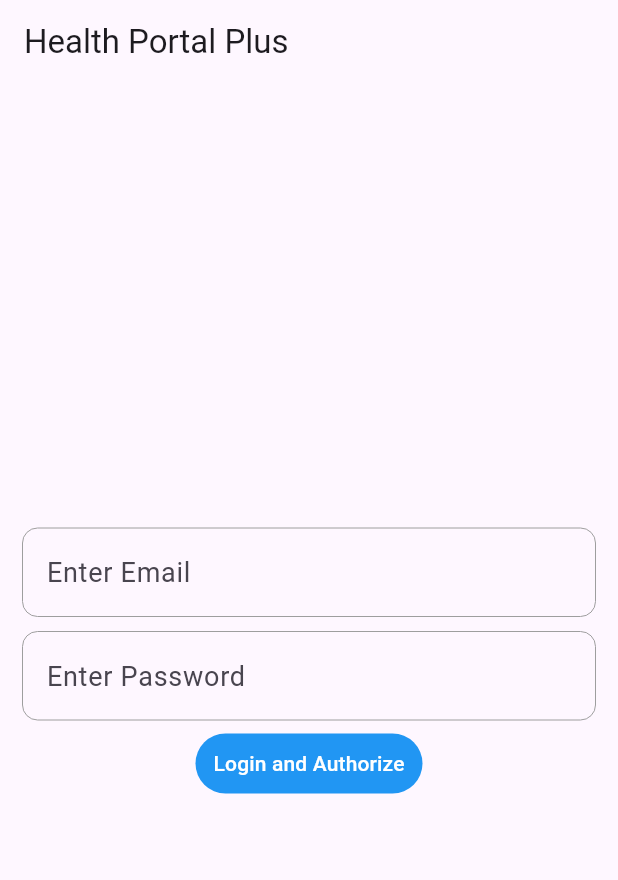
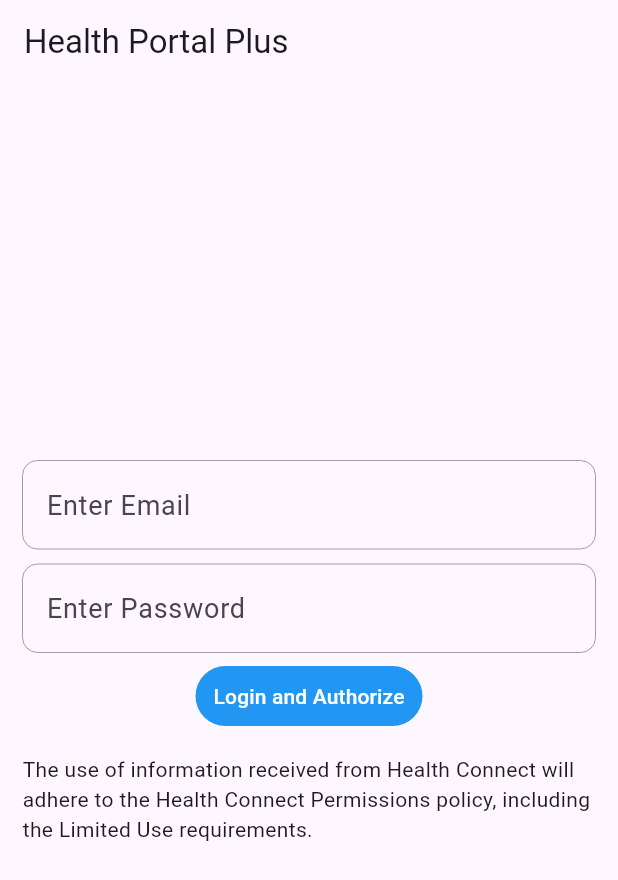
Before and after one commit to Abhi9454/health_flutter_wearos, a Flutter app: the screen it shows after launch, on a phone screen of 412 x 824 dp. Shown: the top 880 px of the screen. Run offline on Flutter 3.47's test engine with Material 3 defaults, Android fonts, the phone set to English and light mode, and no system bars; our stand-ins replace dio, permission_handler, shared_preferences; missing offline and left inert: health, workmanager.

Commit message:
updated files

```diff
--- a/lib/screens/read_health_widget.dart
+++ b/lib/screens/read_health_widget.dart
@@ -352,6 +352,12 @@ class _HealthAppState extends State<HealthApp> {
                         backgroundColor: MaterialStatePropertyAll(Colors.blue)),
                     child: const Text("Login and Authorize",
                         style: TextStyle(color: Colors.white))),
+                const Padding(
+                  padding: EdgeInsets.all(15.0),
+                  child: Text(
+                    'The use of information received from Health Connect will adhere to the Health Connect Permissions policy, including the Limited Use requirements.',
+                  ),
+                )
               ],
             )
           : SizedBox(
--- a/lib/viewModels/getData.dart
+++ b/lib/viewModels/getData.dart
@@ -17,10 +17,7 @@ class GetData{
   HealthFactory health = HealthFactory(useHealthConnectIfAvailable: true);
 
   static final types = [
-    HealthDataType.SLEEP_REM,
-    HealthDataType.SLEEP_LIGHT,
-    HealthDataType.SLEEP_DEEP,
-    HealthDataType.SLEEP_ASLEEP,
+    HealthDataType.SLEEP_SESSION,
     HealthDataType.STEPS,
     HealthDataType.HEART_RATE,
     HealthDataType.BLOOD_OXYGEN,
--- a/pubspec.yaml
+++ b/pubspec.yaml
@@ -2,7 +2,7 @@ name: health_flutter
 description: A new Flutter project.
 publish_to: 'none' # Remove this line if you wish to publish to pub.dev
 
-version: 1.0.0+11
+version: 1.0.0+15
 
 environment:
   sdk: '>=2.19.6 <3.0.0'
```
Also changed, not shown: pubspec.lock, 1 other file.
